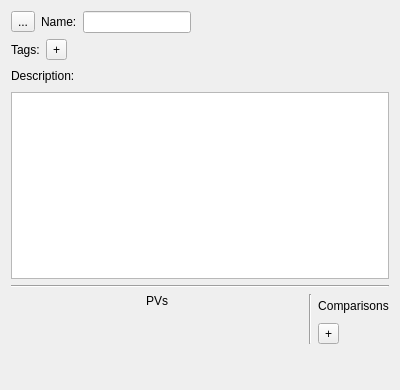
pcdshub/atef, file atef/ui/pv_configuration_widget.ui: the form before one commit.
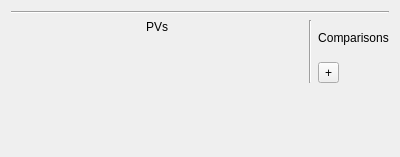
The form after the commit.

Commit message: ENH: unify the name/desc/tags headers

Patch:
```diff
--- a/atef/ui/pv_configuration_widget.ui
+++ b/atef/ui/pv_configuration_widget.ui
@@ -7,7 +7,7 @@
     <x>0</x>
     <y>0</y>
     <width>400</width>
-    <height>390</height>
+    <height>157</height>
    </rect>
   </property>
   <property name="windowTitle">
@@ -15,113 +15,7 @@
   </property>
   <layout class="QVBoxLayout" name="verticalLayout">
    <item>
-    <layout class="QHBoxLayout" name="horizontalLayout_2">
-     <item>
-      <widget class="QToolButton" name="parent_button">
-       <property name="text">
-        <string>...</string>
-       </property>
-      </widget>
-     </item>
-     <item>
-      <widget class="QLabel" name="label">
-       <property name="text">
-        <string>Name:</string>
-       </property>
-      </widget>
-     </item>
-     <item>
-      <widget class="QLineEdit" name="name_edit">
-       <property name="sizePolicy">
-        <sizepolicy hsizetype="Maximum" vsizetype="Fixed">
-         <horstretch>0</horstretch>
-         <verstretch>0</verstretch>
-        </sizepolicy>
-       </property>
-      </widget>
-     </item>
-     <item>
-      <spacer name="horizontalSpacer_2">
-       <property name="orientation">
-        <enum>Qt::Horizontal</enum>
-       </property>
-       <property name="sizeHint" stdset="0">
-        <size>
-         <width>40</width>
-         <height>20</height>
-        </size>
-       </property>
-      </spacer>
-     </item>
-    </layout>
-   </item>
-   <item>
-    <layout class="QHBoxLayout" name="horizontalLayout_3">
-     <property name="topMargin">
-      <number>0</number>
-     </property>
-     <item>
-      <widget class="QLabel" name="label_2">
-       <property name="text">
-        <string>Tags:</string>
-       </property>
-      </widget>
-     </item>
-     <item>
-      <layout class="QVBoxLayout" name="tags_content">
-       <property name="spacing">
-        <number>0</number>
-       </property>
-      </layout>
-     </item>
-     <item>
-      <widget class="QToolButton" name="add_tag_button">
-       <property name="text">
-        <string>+</string>
-       </property>
-      </widget>
-     </item>
-     <item>
-      <spacer name="horizontalSpacer">
-       <property name="orientation">
-        <enum>Qt::Horizontal</enum>
-       </property>
-       <property name="sizeHint" stdset="0">
-        <size>
-         <width>40</width>
-         <height>20</height>
-        </size>
-       </property>
-      </spacer>
-     </item>
-    </layout>
-   </item>
-   <item>
-    <layout class="QHBoxLayout" name="horizontalLayout_4">
-     <item>
-      <widget class="QLabel" name="label_3">
-       <property name="text">
-        <string>Description:</string>
-       </property>
-      </widget>
-     </item>
-     <item>
-      <spacer name="horizontalSpacer_3">
-       <property name="orientation">
-        <enum>Qt::Horizontal</enum>
-       </property>
-       <property name="sizeHint" stdset="0">
-        <size>
-         <width>40</width>
-         <height>20</height>
-        </size>
-       </property>
-      </spacer>
-     </item>
-    </layout>
-   </item>
-   <item>
-    <widget class="QPlainTextEdit" name="desc_edit"/>
+    <layout class="QVBoxLayout" name="name_desc_tags_layout"/>
    </item>
    <item>
     <widget class="Line" name="line">
```
The commit also changes 5 other files.
